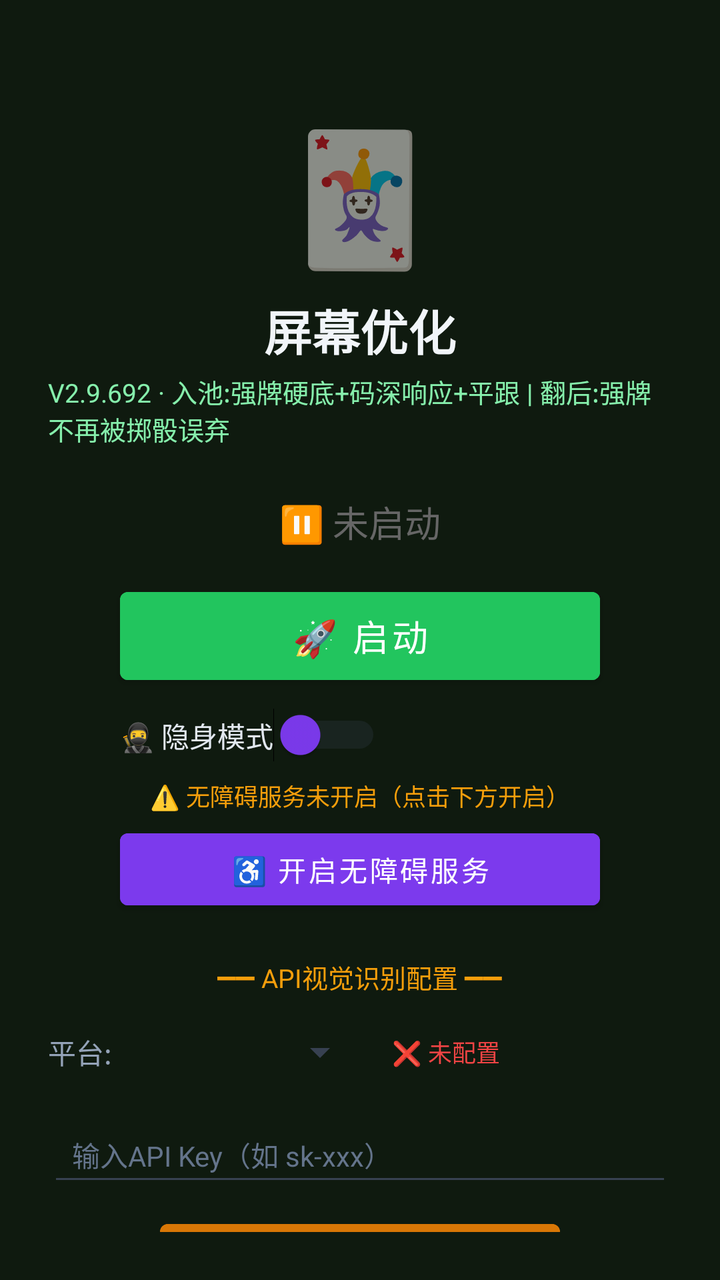
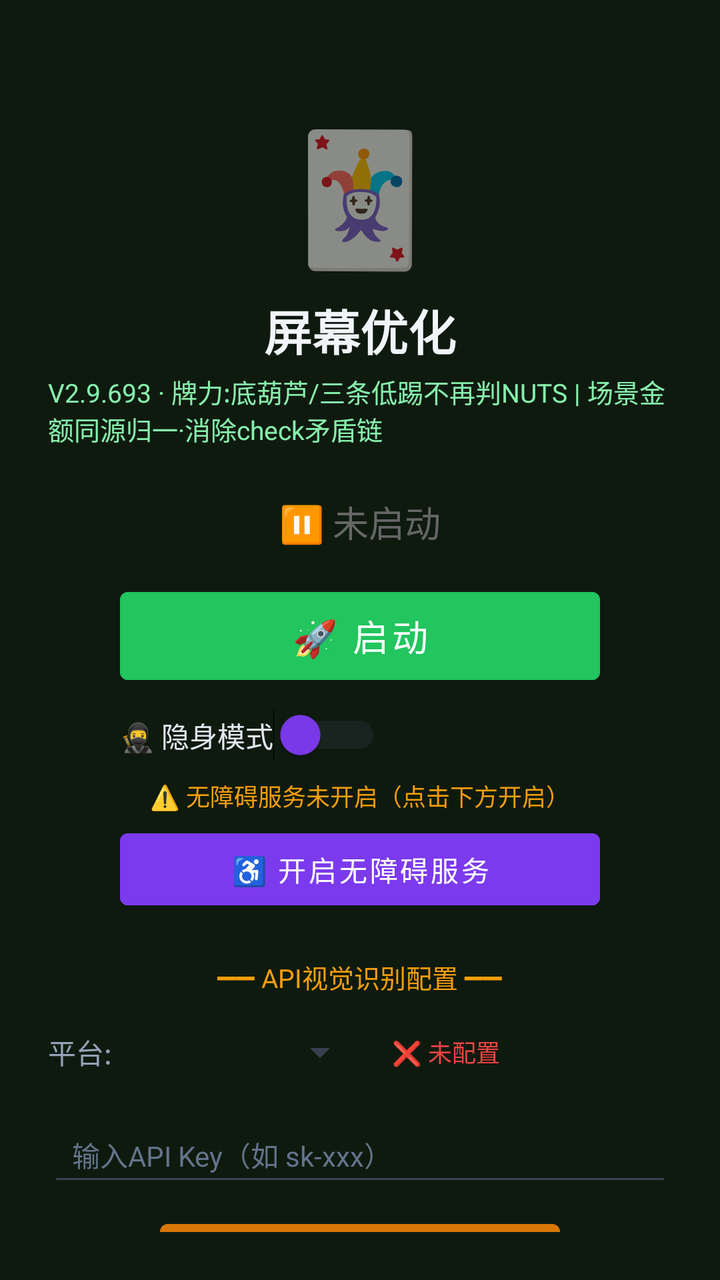

Before-and-after screenshots of an Android layout around one commit, followed by the original layout XML and the change that was made.
<!-- AndroidManifest.xml: activity theme Theme.MjScreenshot -->
<!-- res/layout/activity_main.xml -->
<?xml version="1.0" encoding="utf-8"?>
<LinearLayout xmlns:android="http://schemas.android.com/apk/res/android"
    android:layout_width="match_parent"
    android:layout_height="match_parent"
    android:orientation="vertical"
    android:background="#0f1a0f"
    android:padding="24dp"
    android:gravity="center_horizontal">

    <TextView
        android:layout_width="wrap_content"
        android:layout_height="wrap_content"
        android:text="🃏"
        android:textSize="64sp"
        android:layout_marginTop="30dp" />

    <TextView
        android:layout_width="wrap_content"
        android:layout_height="wrap_content"
        android:text="屏幕优化"
        android:textSize="24sp"
        android:textColor="#f1f5f9"
        android:textStyle="bold"
        android:layout_marginTop="8dp" />

    <TextView
        android:layout_width="wrap_content"
        android:layout_height="wrap_content"
        android:text="V2.9.692 · 入池:强牌硬底+码深响应+平跟 | 翻后:强牌不再被掷骰误弃"
        android:textSize="13sp"
        android:textColor="#86efac"
        android:layout_marginTop="4dp" />

    <TextView
        android:id="@+id/tvStatus"
        android:layout_width="wrap_content"
        android:layout_height="wrap_content"
        android:text="⏸ 未启动"
        android:textSize="18sp"
        android:textColor="#666666"
        android:layout_marginTop="24dp" />

    <Button
        android:id="@+id/btnStart"
        android:layout_width="240dp"
        android:layout_height="56dp"
        android:text="🚀 启动"
        android:textSize="18sp"
        android:textColor="#ffffff"
        android:backgroundTint="#22c55e"
        android:layout_marginTop="16dp" />

    <Button
        android:id="@+id/btnHelper"
        android:layout_width="240dp"
        android:layout_height="56dp"
        android:text="🃏 打开智囊"
        android:textSize="16sp"
        android:textColor="#ffffff"
        android:backgroundTint="#16a34a"
        android:layout_marginTop="12dp"
        android:visibility="gone" />

    
    <LinearLayout
        android:layout_width="240dp"
        android:layout_height="wrap_content"
        android:orientation="horizontal"
        android:gravity="center_vertical"
        android:layout_marginTop="8dp">

        <Switch
            android:id="@+id/switchStealth"
            android:layout_width="wrap_content"
            android:layout_height="wrap_content"
            android:text="🥷 隐身模式"
            android:textColor="#e2e8f0"
            android:textSize="14sp"
            android:thumbTint="#7c3aed"
            android:trackTint="#374151" />
    </LinearLayout>

    <TextView
        android:id="@+id/tvAccessibilityStatus"
        android:layout_width="wrap_content"
        android:layout_height="wrap_content"
        android:text="⚠️ 无障碍服务未开启（点击下方开启）"
        android:textSize="12sp"
        android:textColor="#f59e0b"
        android:layout_marginTop="8dp"
        android:gravity="center" />

    <Button
        android:id="@+id/btnAccessibility"
        android:layout_width="240dp"
        android:layout_height="48dp"
        android:text="♿ 开启无障碍服务"
        android:textSize="14sp"
        android:textColor="#ffffff"
        android:backgroundTint="#7c3aed"
        android:layout_marginTop="4dp" />

    <TextView
        android:layout_width="wrap_content"
        android:layout_height="wrap_content"
        android:text="━━ API视觉识别配置 ━━"
        android:textSize="13sp"
        android:textColor="#f59e0b"
        android:layout_marginTop="20dp" />

    <LinearLayout
        android:layout_width="match_parent"
        android:layout_height="wrap_content"
        android:orientation="horizontal"
        android:layout_marginTop="8dp"
        android:gravity="center_vertical">

        <TextView
            android:layout_width="wrap_content"
            android:layout_height="wrap_content"
            android:text="平台:"
            android:textSize="14sp"
            android:textColor="#94a3b8" />

        <Spinner
            android:id="@+id/spinnerProvider"
            android:layout_width="120dp"
            android:layout_height="40dp"
            android:layout_marginStart="8dp"
            android:backgroundTint="#374151" />

        <TextView
            android:id="@+id/tvApiStatus"
            android:layout_width="wrap_content"
            android:layout_height="wrap_content"
            android:text="❌ 未配置"
            android:textSize="12sp"
            android:textColor="#ef4444"
            android:layout_marginStart="12dp" />
    </LinearLayout>

    <EditText
        android:id="@+id/etApiKey"
        android:layout_width="match_parent"
        android:layout_height="44dp"
        android:hint="输入API Key（如 sk-xxx）"
        android:textSize="14sp"
        android:textColor="#e2e8f0"
        android:textColorHint="#64748b"
        android:backgroundTint="#374151"
        android:inputType="textPassword"
        android:layout_marginTop="8dp"
        android:paddingStart="12dp"
        android:paddingEnd="12dp" />

    <Button
        android:id="@+id/btnSaveApi"
        android:layout_width="200dp"
        android:layout_height="44dp"
        android:text="💾 保存API配置"
        android:textSize="14sp"
        android:textColor="#ffffff"
        android:backgroundTint="#d97706"
        android:layout_marginTop="8dp" />

    <TextView
        android:id="@+id/tvHint"
        android:layout_width="wrap_content"
        android:layout_height="wrap_content"
        android:text="先点上方按钮启动截屏"
        android:textSize="13sp"
        android:textColor="#666666"
        android:layout_marginTop="12dp"
        android:gravity="center" />

    <TextView
        android:layout_width="wrap_content"
        android:layout_height="wrap_content"
        android:text="使用步骤：\n1. 配置API Key（支持OpenAI/通义千问VL/硅基流动）\n2. 点「开启无障碍服务」→ 开启\n3. 开启「🥷隐身模式」(反检测)\n4. 点「启动」→ 允许悬浮窗\n5. 打牌时点屏幕上的🎯悬浮球即可截屏识别\n★ 拖动悬浮球可移到不挡牌的位置 ★\n★ 长按悬浮球可展开/收起详细面板 ★\n★ 悬浮球边框颜色=建议：绿=加注 橙=跟注 红=弃牌 ★"
        android:textSize="12sp"
        android:textColor="#64748b"
        android:layout_marginTop="12dp"
        android:lineSpacingExtra="3dp" />

</LinearLayout>
<!-- resources referenced by this layout -->
<resources>
  <style name="Theme.MjScreenshot" parent="Theme.MaterialComponents.DayNight.DarkActionBar">
          <item name="colorPrimary">#1e40af</item>
          <item name="colorPrimaryVariant">#1e3a8a</item>
          <item name="colorOnPrimary">#ffffff</item>
          <item name="android:statusBarColor">#0f172a</item>
      </style>
</resources>

<!-- the commit's change to res/layout/activity_main.xml (unified diff, before → after) -->
@@ -26,7 +26,7 @@
     <TextView
         android:layout_width="wrap_content"
         android:layout_height="wrap_content"
-        android:text="V2.9.692 · 入池:强牌硬底+码深响应+平跟 | 翻后:强牌不再被掷骰误弃"
+        android:text="V2.9.693 · 牌力:底葫芦/三条低踢不再判NUTS | 场景金额同源归一·消除check矛盾链"
         android:textSize="13sp"
         android:textColor="#86efac"
         android:layout_marginTop="4dp" />
